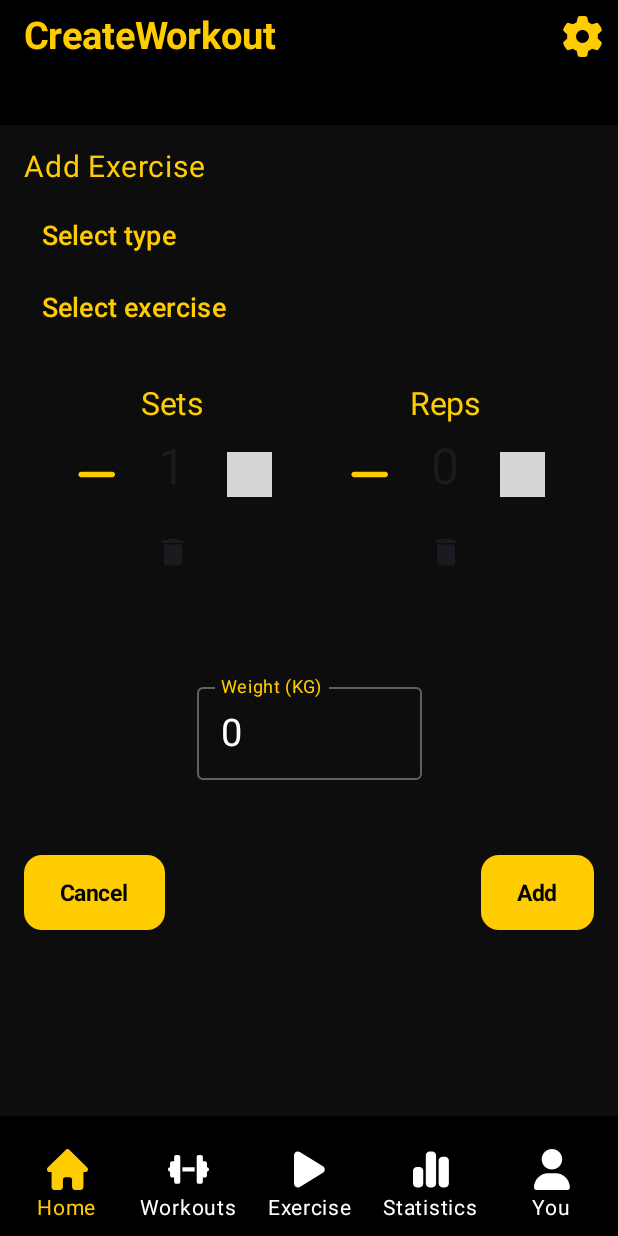
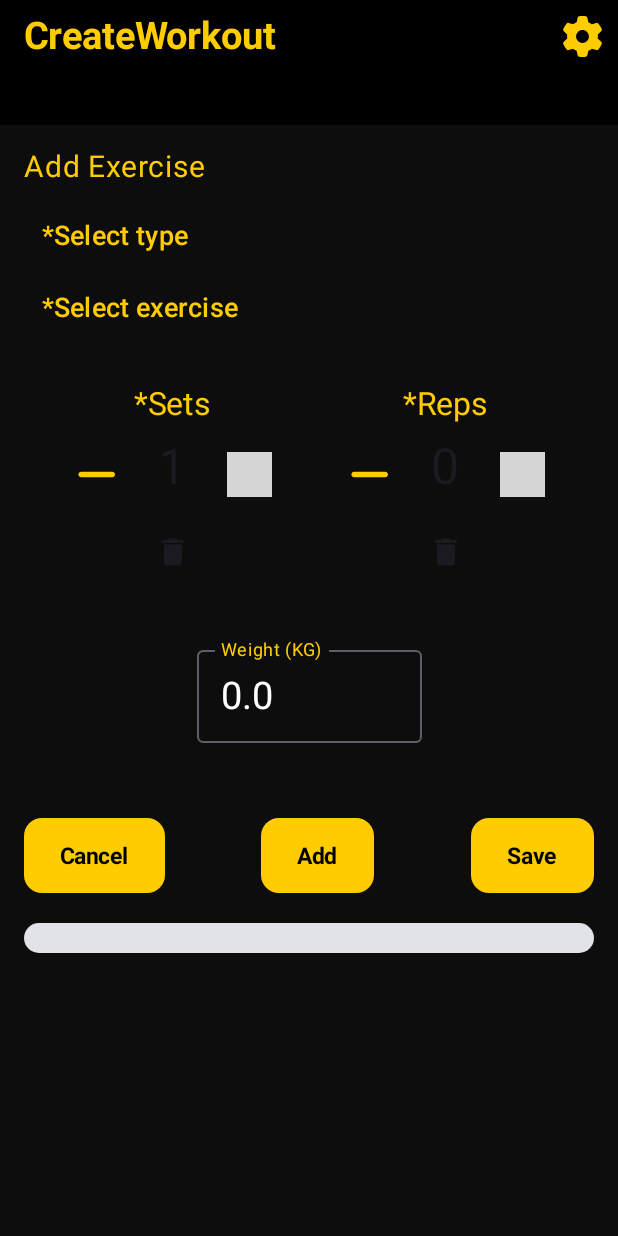
Before and after one commit to rejzoo/WorkoutTracker, an Android app built with Jetpack Compose: the CreateWorkoutScreen screen opened through its navigation route, after a tap on "Increase", on a phone screen of 412 x 824 dp. Run offline under Robolectric (Android 15) with nearby library versions, the phone set to English and light mode, and no system bars; our stand-ins replace Room's generated code; grey boxes are pictures that could not be loaded.

Commit message:
Pridavanie do databazy cez CreateWorkout a zobrazenie cvikov

```diff
--- a/app/src/main/java/com/example/workouttracker/Main.kt
+++ b/app/src/main/java/com/example/workouttracker/Main.kt
@@ -58,6 +58,10 @@ import com.example.workouttracker.workouts.CreateWorkoutViewModel
 import com.example.workouttracker.workouts.WorkoutsScreen
 import com.example.workouttracker.workouts.WorkoutsViewModel
 import com.example.workouttracker.you.YouScreen
+import kotlinx.coroutines.DelicateCoroutinesApi
+import kotlinx.coroutines.Dispatchers
+import kotlinx.coroutines.GlobalScope
+import kotlinx.coroutines.launch
 
 enum class WorkoutTrackerScreen(@StringRes val title: Int, @DrawableRes val icon: Int) {
     Welcome(R.string.Welcome, R.drawable.dumbbell_solid),
@@ -71,6 +75,7 @@ enum class WorkoutTrackerScreen(@StringRes val title: Int, @DrawableRes val icon
 }
 
 class Main : ComponentActivity() {
+    @OptIn(DelicateCoroutinesApi::class)
     override fun onCreate(savedInstanceState: Bundle?) {
         enableEdgeToEdge()
         super.onCreate(savedInstanceState)
@@ -88,8 +93,8 @@ class Main : ComponentActivity() {
 
                 val welcomeViewModel = WelcomeViewModel(sharedPreferences)
                 val mainViewModel = MainViewModel()
-                val workoutsViewModel = WorkoutsViewModel()
-                val createWorkoutViewModel = CreateWorkoutViewModel()
+                val workoutsViewModel = WorkoutsViewModel(database)
+                val createWorkoutViewModel = CreateWorkoutViewModel(database)
 
                 Surface(Modifier.fillMaxSize(), color = MaterialTheme.colorScheme.background
                 ) {
@@ -123,7 +128,7 @@ class Main : ComponentActivity() {
                             }
                             composable(WorkoutTrackerScreen.Workouts.name) {
                                 WorkoutsScreen({ navController.navigate(WorkoutTrackerScreen.CreateWorkout.name) },
-                                    Modifier.padding(padding), backGround)
+                                    Modifier.padding(padding), backGround, workoutsViewModel)
                             }
                             composable(WorkoutTrackerScreen.You.name) {
                                 YouScreen(Modifier.padding(padding), backGround)
--- a/app/src/main/java/com/example/workouttracker/MainViewModel.kt
+++ b/app/src/main/java/com/example/workouttracker/MainViewModel.kt
@@ -26,7 +26,8 @@ class MainViewModel : ViewModel() {
     {
         val screensWithoutBottomBar = listOf(
             WorkoutTrackerScreen.Welcome.name,
-            WorkoutTrackerScreen.Settings.name
+            WorkoutTrackerScreen.Settings.name,
+            WorkoutTrackerScreen.CreateWorkout.name
         )
 
         return currentRoute !in screensWithoutBottomBar
--- a/app/src/main/java/com/example/workouttracker/data/Workout.kt
+++ b/app/src/main/java/com/example/workouttracker/data/Workout.kt
@@ -8,7 +8,6 @@ import java.util.Date
 @Entity(tableName = "Workouts")
 data class Workout(
     @PrimaryKey(autoGenerate = true) val id: Int = 0,
-    val date: Date
 )
 
 class DateConverter {
--- a/app/src/main/java/com/example/workouttracker/data/WorkoutDao.kt
+++ b/app/src/main/java/com/example/workouttracker/data/WorkoutDao.kt
@@ -16,4 +16,19 @@ interface WorkoutDao {
     @Transaction
     @Query("SELECT * FROM Workouts")
     suspend fun getAllWorkoutsWithExercises(): List<WorkoutWithExercises>
+
+    @Query("SELECT MAX(id) FROM Workouts")
+    suspend fun getMaxWorkoutId(): Int?
+
+    @Query("DELETE FROM Workouts WHERE id = :id")
+    suspend fun deleteWorkout(id: Int)
+
+    @Query("DELETE FROM Exercises WHERE id = :id")
+    suspend fun deleteExercise(id: Int)
+
+    @Query("SELECT COUNT(*) FROM Exercises WHERE workoutId = :workoutId")
+    suspend fun getNumberOfExercisesForWorkout(workoutId: Int): Int
+
+    @Query("SELECT * FROM Exercises WHERE workoutId = :workoutId")
+    suspend fun getExercisesForWorkout(workoutId: Int): List<Exercise>
 }
--- a/app/src/main/java/com/example/workouttracker/data/WorkoutDatabase.kt
+++ b/app/src/main/java/com/example/workouttracker/data/WorkoutDatabase.kt
@@ -6,7 +6,7 @@ import androidx.room.Room
 import androidx.room.RoomDatabase
 import androidx.room.TypeConverters
 
-@Database(entities = [Workout::class, Exercise::class], version = 1)
+@Database(entities = [Workout::class, Exercise::class], version = 2)
 @TypeConverters(DateConverter::class)
 abstract class WorkoutDatabase : RoomDatabase() {
     abstract fun workoutDao(): WorkoutDao
--- a/app/src/main/java/com/example/workouttracker/workouts/CreateWorkoutScreen.kt
+++ b/app/src/main/java/com/example/workouttracker/workouts/CreateWorkoutScreen.kt
@@ -1,5 +1,7 @@
 package com.example.workouttracker.workouts
 
+import androidx.compose.foundation.background
+import androidx.compose.foundation.clickable
 import androidx.compose.foundation.layout.Arrangement
 import androidx.compose.foundation.layout.Box
 import androidx.compose.foundation.layout.Column
@@ -11,6 +13,8 @@ import androidx.compose.foundation.layout.height
 import androidx.compose.foundation.layout.padding
 import androidx.compose.foundation.layout.size
 import androidx.compose.foundation.layout.width
+import androidx.compose.foundation.lazy.LazyColumn
+import androidx.compose.foundation.lazy.rememberLazyListState
 import androidx.compose.foundation.rememberScrollState
 import androidx.compose.foundation.shape.RoundedCornerShape
 import androidx.compose.foundation.text.KeyboardOptions
@@ -20,6 +24,8 @@ import androidx.compose.material.icons.filled.Delete
 import androidx.compose.material3.AlertDialog
 import androidx.compose.material3.Button
 import androidx.compose.material3.ButtonDefaults
+import androidx.compose.material3.Card
+import androidx.compose.material3.CardElevation
 import androidx.compose.material3.DropdownMenu
 import androidx.compose.material3.DropdownMenuItem
 import androidx.compose.material3.Icon
@@ -29,10 +35,14 @@ import androidx.compose.material3.Surface
 import androidx.compose.material3.Text
 import androidx.compose.material3.TextButton
 import androidx.compose.runtime.Composable
+import androidx.compose.runtime.LaunchedEffect
 import androidx.compose.runtime.MutableState
 import androidx.compose.runtime.getValue
+import androidx.compose.runtime.mutableDoubleStateOf
 import androidx.compose.runtime.mutableIntStateOf
 import androidx.compose.runtime.mutableStateOf
+import androidx.compose.runtime.remember
+import androidx.compose.runtime.rememberCoroutineScope
 import androidx.compose.runtime.setValue
 import androidx.compose.ui.Alignment
 import androidx.compose.ui.text.input.TextFieldValue
@@ -50,6 +60,8 @@ import com.example.workouttracker.ui.theme.Black
 import com.example.workouttracker.ui.theme.DarkGray
 import com.example.workouttracker.ui.theme.DarkYellow
 import androidx.compose.runtime.saveable.rememberSaveable
+import com.example.workouttracker.data.Exercise
+import kotlinx.coroutines.launch
 
 @Composable
 fun CreateWorkoutScreen(popBackStack: () -> Unit, workoutView: CreateWorkoutViewModel, modifier: Modifier) {
@@ -57,14 +69,25 @@ fun CreateWorkoutScreen(popBackStack: () -> Unit, workoutView: CreateWorkoutView
     var selectedExercise by rememberSaveable { mutableStateOf("") }
     var sets by rememberSaveable { mutableIntStateOf(0) }
     var reps by rememberSaveable { mutableIntStateOf(0) }
-    var weight by rememberSaveable { mutableIntStateOf(0) }
-    val scrollState = rememberScrollState()
+    var weight by rememberSaveable { mutableDoubleStateOf(0.0) }
+    val workoutViewScope = rememberCoroutineScope()
+    var exercises by rememberSaveable { mutableStateOf<List<Exercise>>(emptyList()) }
+    var selectedExerciseIndex by rememberSaveable { mutableStateOf<Int?>(null) }
+    var selectedExerciseCard by rememberSaveable { mutableStateOf<Exercise?>(null) }
+    val showDialog = rememberSaveable { mutableStateOf(false) }
+
+    fun resetInput() {
+        selectedType = ""
+        selectedExercise = ""
+        sets = 0
+        reps = 0
+        weight = 0.0
+    }
 
     Surface(
         modifier = Modifier
             .fillMaxSize()
-            .then(modifier)
-            .verticalScroll(scrollState),
+            .then(modifier),
         color = DarkGray
     ) {
         Column(
@@ -90,7 +113,7 @@ fun CreateWorkoutScreen(popBackStack: () -> Unit, workoutView: CreateWorkoutView
                 NumberPicker(
                     value = sets,
                     onValueChange = { sets = it },
-                    label = "Sets"
+                    label = "*Sets"
                 )
 
                 Spacer(modifier = Modifier.width(16.dp))
@@ -98,15 +121,15 @@ fun CreateWorkoutScreen(popBackStack: () -> Unit, workoutView: CreateWorkoutView
                 NumberPicker(
                     value = reps,
                     onValueChange = { reps = it },
-                    label = "Reps"
+                    label = "*Reps"
                 )
             }
 
-            Spacer(modifier = Modifier.height(50.dp))
+            Spacer(modifier = Modifier.height(25.dp))
 
             OutlinedTextField(
                 value = TextFieldValue("$weight"),
-                onValueChange = { weight = it.text.toIntOrNull() ?: 0 },
+                onValueChange = { weight = it.text.toDoubleOrNull() ?: 0.0 },
                 label = { Text("Weight (KG)", color = DarkYellow) },
                 modifier = Modifier
                     .width(150.dp)
@@ -120,7 +143,12 @@ fun CreateWorkoutScreen(popBackStack: () -> Unit, workoutView: CreateWorkoutView
 
             Row {
                 Button(
-                    onClick = { popBackStack() },
+                    onClick = {
+                        workoutViewScope.launch {
+                            workoutView.deleteCurrentWorkout()
+                            popBackStack()
+                        }
+                    },
                     modifier = Modifier.height(50.dp),
                     colors = ButtonDefaults.buttonColors(contentColor = Black, containerColor = DarkYellow),
                     shape = RoundedCornerShape(12.dp)
@@ -134,20 +162,83 @@ fun CreateWorkoutScreen(popBackStack: () -> Unit, workoutView: CreateWorkoutView
 
                 Spacer(modifier = Modifier.weight(1f))
 
+                if (selectedExerciseIndex == null) {
+                    Button(
+                        onClick = {
+                            workoutViewScope.launch {
+                                if (!workoutView.addExercise(selectedExercise, sets, reps, weight))
+                                    showDialog.value = true
+                                else
+                                    resetInput()
+                                exercises = workoutView.getListOfAllExercisesForCurrentWorkout()
+                            }
+                        },
+                        modifier = Modifier.height(50.dp),
+                        colors = ButtonDefaults.buttonColors(
+                            contentColor = Black,
+                            containerColor = DarkYellow
+                        ),
+                        shape = RoundedCornerShape(12.dp)
+                    ) {
+                        Text(
+                            text = "Add",
+                            fontSize = 15.sp,
+                            fontWeight = FontWeight.Bold
+                        )
+                    }
+                } else {
+                    Button(
+                        onClick = {
+                            workoutViewScope.launch {
+                                exercises = exercises.filterIndexed { index, _ -> index != selectedExerciseIndex }
+                                workoutView.deleteExercise(selectedExerciseCard)
+                                selectedExerciseIndex = null
+                            }
+                        },
+                        modifier = Modifier.height(50.dp),
+                        colors = ButtonDefaults.buttonColors(contentColor = Black, containerColor = DarkYellow),
+                        shape = RoundedCornerShape(12.dp)
+                    ) {
+                        Icon(
+                            Icons.Default.Delete,
+                            contentDescription = "Delete",
+                            modifier = Modifier.size(24.dp)
+                        )
+                    }
+                }
+
+                ShowAlertDialog(showDialog, "Input every field")
+                Spacer(modifier = Modifier.weight(1f))
+
                 Button(
                     onClick = {
-                        //workoutView.addExercise(selectedExercise, sets, reps, weight)
-                        popBackStack()
+                        workoutViewScope.launch {
+                            popBackStack()
+                            if (workoutView.workoutEmpty()) {
+                                workoutView.deleteCurrentWorkout()
+                            }
+                        }
                     },
                     modifier = Modifier.height(50.dp),
                     colors = ButtonDefaults.buttonColors(contentColor = Black, containerColor = DarkYellow),
                     shape = RoundedCornerShape(12.dp)
                 ) {
                     Text(
-                        text = "Add",
+                        text = "Save",
                         fontSize = 15.sp,
                         fontWeight = FontWeight.Bold
                     )
+                }
+            }
+
+            Spacer(modifier = Modifier.height(20.dp))
+
+            Box(
+                modifier = Modifier.fillMaxWidth()
+            ) {
+                ExerciseItem(exercises) { index, exercise ->
+                    selectedExerciseIndex = index
+                    selectedExerciseCard = exercise
                 }
             }
         }
@@ -168,7 +259,7 @@ fun ExerciseDropdown(selectedType: String, selectedExercise: String,
         Box {
             TextButton(onClick = { expandedType = true }) {
                 Text(
-                    if (selectedType.isEmpty()) "Select type" else "Chosen type  ",
+                    if (selectedType.isEmpty()) "*Select type" else "Chosen type  ",
                     color = DarkYellow,
                     fontSize = 18.sp
                 )
@@ -198,7 +289,7 @@ fun ExerciseDropdown(selectedType: String, selectedExercise: String,
         Box {
             TextButton(onClick = { expandedExercise = true }) {
                 Text(
-                    if (selectedExercise.isEmpty()) "Select exercise" else "Selected exercise  ",
+                    if (selectedExercise.isEmpty()) "*Select exercise" else "Selected exercise  ",
                     color = DarkYellow,
                     fontSize = 18.sp
                 )
@@ -210,7 +301,7 @@ fun ExerciseDropdown(selectedType: String, selectedExercise: String,
 
             if (selectedType.isEmpty() && expandedExercise) showDialog.value = true
 
-            ShowAlertDialog(showDialog)
+            ShowAlertDialog(showDialog, "Select type first.")
 
             DropdownMenu(
                 expanded = expandedExercise,
@@ -289,7 +380,7 @@ fun NumberPicker(value: Int, onValueChange: (Int) -> Unit, label: String) {
 }
 
 @Composable
-fun ShowAlertDialog(showDialog: MutableState<Boolean>) {
+fun ShowAlertDialog(showDialog: MutableState<Boolean>, text: String) {
     if (showDialog.value) {
         AlertDialog(
             onDismissRequest = { showDialog.value = false },
@@ -297,7 +388,7 @@ fun ShowAlertDialog(showDialog: MutableState<Boolean>) {
                 Text("Info")
             },
             text = {
-                Text("Select type first.")
+                Text(text)
             },
             confirmButton = {
                 TextButton(onClick = { showDialog.value = false }) {
@@ -307,3 +398,51 @@ fun ShowAlertDialog(showDialog: MutableState<Boolean>) {
         )
     }
 }
+
+@Composable
+fun ExerciseItem(
+    exercises: List<Exercise>,
+    onExerciseSelected: (Int, Exercise) -> Unit,
+) {
+    Card(
+        modifier = Modifier
+            .fillMaxWidth()
+            .background(DarkGray)
+    ) {
+        Column(
+            modifier = Modifier
+                .verticalScroll(rememberScrollState())
+                .padding(vertical = 10.dp)
+        ) {
+            exercises.forEachIndexed { index, exercise ->
+                val numberExercise = index + 1
+                Row(
+                    modifier = Modifier
+                        .fillMaxWidth()
+                        .padding(horizontal = 10.dp)
+                        .clickable {
+                            onExerciseSelected(index, exercise)
+                        },
+                    verticalAlignment = Alignment.CenterVertically
+                ) {
+                    Text(
+                        text = "$numberExercise: ${exercise.name}",
+                        fontWeight = FontWeight.Bold,
+                        modifier = Modifier.align(Alignment.CenterVertically)
+                    )
+                }
+                Row(
+                    modifier = Modifier
+                        .fillMaxWidth()
+                        .padding(horizontal = 10.dp),
+                    verticalAlignment = Alignment.CenterVertically
+                ) {
+                    Text(
+                        text = "Sets: ${exercise.goalSets}, Reps: ${exercise.goalReps}, Weight: ${exercise.goalWeight}",
+                        modifier = Modifier.align(Alignment.CenterVertically)
+                    )
+                }
+            }
+        }
+    }
+}
--- a/app/src/main/java/com/example/workouttracker/workouts/WorkoutsViewModel.kt
+++ b/app/src/main/java/com/example/workouttracker/workouts/WorkoutsViewModel.kt
@@ -2,11 +2,27 @@ package com.example.workouttracker.workouts
 
 import androidx.lifecycle.ViewModel
 import androidx.navigation.NavHostController
+import com.example.workouttracker.data.Exercise
+import com.example.workouttracker.data.Workout
 import com.example.workouttracker.data.WorkoutDatabase
+import kotlinx.coroutines.Dispatchers
+import kotlinx.coroutines.withContext
 
-class WorkoutsViewModel() : ViewModel() {
-    fun addExercise(selectedExercise: String, sets: Int, reps: Int, weight: Int)
+class WorkoutsViewModel(private val database: WorkoutDatabase) : ViewModel() {
+
+
+    suspend fun createNewWorkout()
     {
+        val newWorkout = Workout(
+            id = getNextWorkoutId()
+        )
+        database.workoutDao().insertWorkout(newWorkout)
+    }
 
+    private suspend fun getNextWorkoutId(): Int {
+        return withContext(Dispatchers.IO) {
+            val maxId = database.workoutDao().getMaxWorkoutId() ?: 0
+            maxId + 1
+        }
     }
 }
```
Also changed, not shown: app/src/main/java/com/example/workouttracker/workouts/CreateWorkoutViewModel.kt (+72 -4 lines), app/src/main/java/com/example/workouttracker/workouts/WorkoutsScreen.kt (+9 -2 lines).
